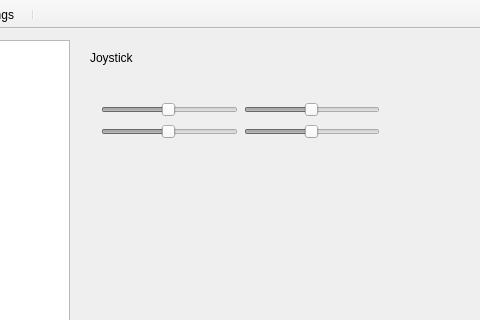
Above: mainwindow.ui from zt-luo/SubControl before the change; both pictures show x 137 to 617 and y 0 to 320 of the 1200 by 700 pixel window. Below: the same form after it.
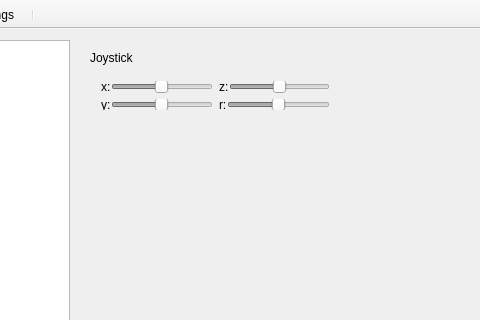
That is the form after the change. Icons and pictures are not drawn. Custom widgets are drawn as their Qt base class.

Commit message: add manual control

What changed in the file:
```diff
--- a/mainwindow.ui
+++ b/mainwindow.ui
@@ -1314,14 +1314,26 @@
               <property name="geometry">
                <rect>
                 <x>20</x>
-                <y>50</y>
-                <width>301</width>
-                <height>61</height>
+                <y>30</y>
+                <width>251</width>
+                <height>51</height>
                </rect>
               </property>
               <layout class="QGridLayout" name="gridLayout_4">
                <item row="0" column="0">
-                <widget class="QSlider" name="axisLeftXSlider">
+                <layout class="QHBoxLayout" name="horizontalLayout_31">
+                 <property name="spacing">
+                  <number>0</number>
+                 </property>
+                 <item>
+                  <widget class="QLabel" name="label_5">
+                   <property name="text">
+                    <string>x:</string>
+                   </property>
+                  </widget>
+                 </item>
+                 <item>
+                  <widget class="QSlider" name="axisLeftYSlider">
                  <property name="enabled">
                   <bool>false</bool>
                  </property>
@@ -1341,9 +1353,23 @@
                   <enum>QSlider::NoTicks</enum>
                  </property>
                 </widget>
+                 </item>
+                </layout>
                </item>
                <item row="0" column="1">
-                <widget class="QSlider" name="axisRightXSlider">
+                <layout class="QHBoxLayout" name="horizontalLayout_33">
+                 <property name="spacing">
+                  <number>0</number>
+                 </property>
+                 <item>
+                  <widget class="QLabel" name="label_7">
+                   <property name="text">
+                    <string>z:</string>
+                   </property>
+                  </widget>
+                 </item>
+                 <item>
+                  <widget class="QSlider" name="axisRightYSlider">
                  <property name="enabled">
                   <bool>false</bool>
                  </property>
@@ -1366,9 +1392,23 @@
                   <enum>QSlider::NoTicks</enum>
                  </property>
                 </widget>
+                 </item>
+                </layout>
                </item>
                <item row="1" column="0">
-                <widget class="QSlider" name="axisLeftYSlider">
+                <layout class="QHBoxLayout" name="horizontalLayout_32">
+                 <property name="spacing">
+                  <number>0</number>
+                 </property>
+                 <item>
+                  <widget class="QLabel" name="label_6">
+                   <property name="text">
+                    <string>y:</string>
+                   </property>
+                  </widget>
+                 </item>
+                 <item>
+                  <widget class="QSlider" name="axisLeftXSlider">
                  <property name="enabled">
                   <bool>false</bool>
                  </property>
@@ -1388,9 +1428,23 @@
                   <enum>QSlider::NoTicks</enum>
                  </property>
                 </widget>
+                 </item>
+                </layout>
                </item>
                <item row="1" column="1">
-                <widget class="QSlider" name="axisRightYSlider">
+                <layout class="QHBoxLayout" name="horizontalLayout_34">
+                 <property name="spacing">
+                  <number>0</number>
+                 </property>
+                 <item>
+                  <widget class="QLabel" name="label_8">
+                   <property name="text">
+                    <string>r:</string>
+                   </property>
+                  </widget>
+                 </item>
+                 <item>
+                  <widget class="QSlider" name="axisRightXSlider">
                  <property name="enabled">
                   <bool>false</bool>
                  </property>
@@ -1410,6 +1464,8 @@
                   <enum>QSlider::NoTicks</enum>
                  </property>
                 </widget>
+                 </item>
+                </layout>
                </item>
               </layout>
              </widget>
```
Left out of the diff: 6 changed lines with no effect on the pictures. Lines whose indentation alone changed are shown as unchanged. The commit also changes 2 other files.
